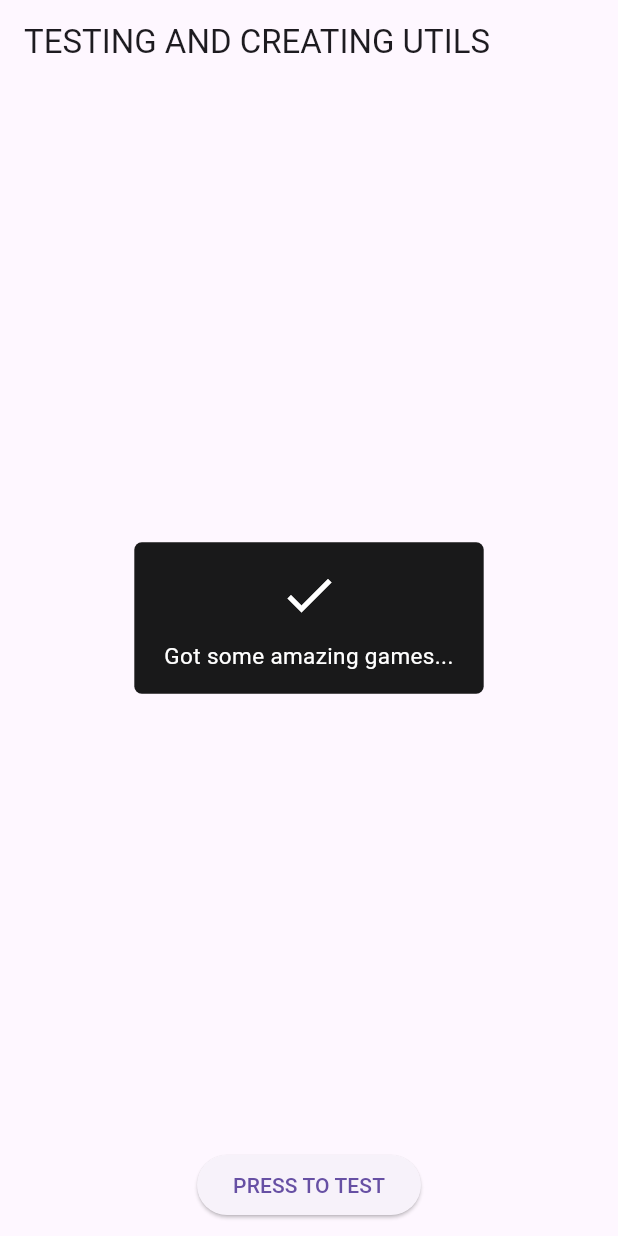
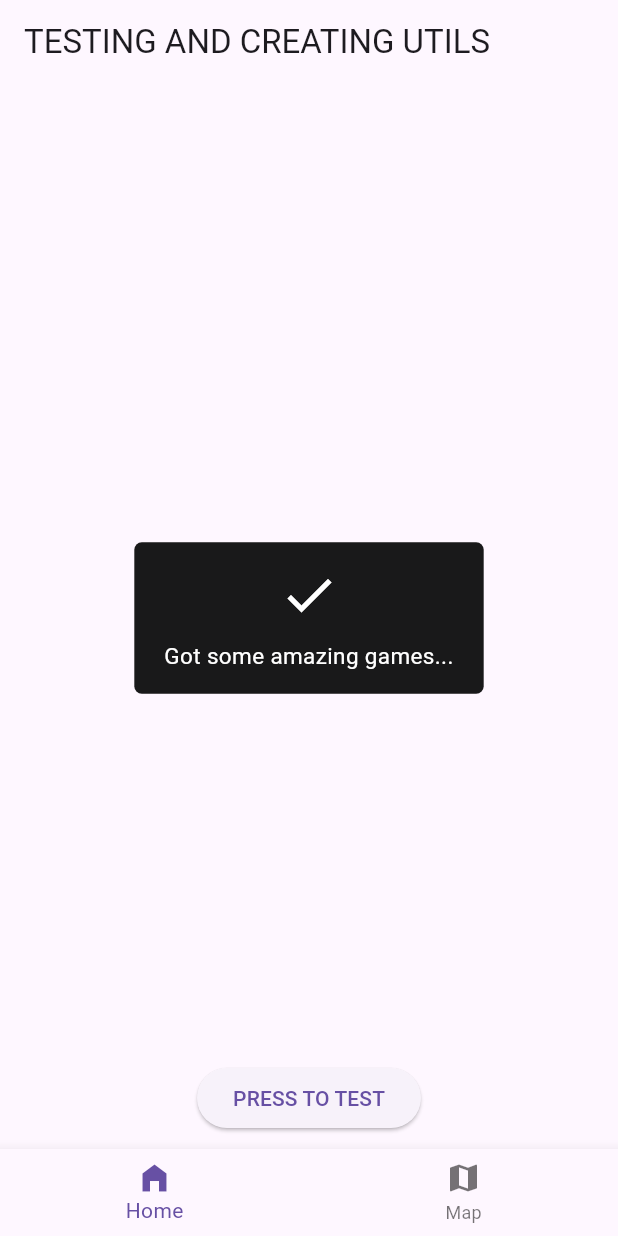
Before and after one commit to tmbmnadim/utilities, a Flutter app: the screen it shows after launch, after a tap on "PRESS TO TEST", on a phone screen of 412 x 824 dp. Run offline on Flutter 3.47's test engine with Material 3 defaults, Android fonts, the phone set to English and light mode, and no system bars; our stand-ins replace flutter_easyloading, geolocator, get, google_maps_flutter, permission_handler; network calls fail.

Commit message:
Map 1.0.0

```diff
--- /dev/null
+++ b/lib/controllers/home_controller.dart
@@ -0,0 +1,31 @@
+import 'package:flutter/material.dart';
+import 'package:get/get.dart';
+import 'package:utilities/view/homepage.dart';
+import 'package:utilities/view/map_page.dart';
+
+class HomeBinding extends Bindings {
+  @override
+  void dependencies() {
+    Get.put(HomeController());
+  }
+}
+
+class HomeController extends GetxController {
+  PageController pageController = PageController();
+
+  final List<Widget> _pages = [Homepage(), MapPage()];
+
+  List<Widget> get pages => _pages;
+
+  final RxInt _currentIndex = 0.obs;
+  int get currentIndex => _currentIndex.value;
+
+  void animateToPage(int index) {
+    _currentIndex.value = index;
+    pageController.animateToPage(
+      index,
+      duration: Durations.medium1,
+      curve: Curves.linear,
+    );
+  }
+}
--- /dev/null
+++ b/lib/controllers/location_controller.dart
@@ -0,0 +1,65 @@
+import 'dart:developer';
+
+import 'package:geolocator/geolocator.dart';
+import 'package:get/get.dart';
+import 'package:google_maps_flutter/google_maps_flutter.dart';
+
+class LocationController extends GetxController {
+  bool _fetchingLocation = false;
+  String _error = "";
+  Position? _currentPosition;
+  CameraPosition _cameraPosition = CameraPosition(target: LatLng(0, 0));
+  GoogleMapController? _googleMapController;
+
+  LatLng get currentLatLang =>
+      LatLng(_currentPosition?.latitude ?? 0, _currentPosition?.longitude ?? 0);
+
+  CameraPosition get cameraPosition => CameraPosition(target: currentLatLang, zoom: 14.5);
+
+  bool get locationLoading => _fetchingLocation && _currentPosition == null;
+  bool get locationNotFound => _currentPosition == null && !_fetchingLocation;
+  bool get locationFetched => _currentPosition != null;
+  String get errorMessage => _error;
+
+  GoogleMapController? get mapController => _googleMapController;
+
+  Future<void> getCurrentLocation() async {
+    try {
+      _fetchingLocation = true;
+      bool serviceEnabled = await Geolocator.isLocationServiceEnabled();
+      if (!serviceEnabled) return;
+
+      LocationPermission permission = await Geolocator.checkPermission();
+      if (permission == LocationPermission.denied) {
+        permission = await Geolocator.requestPermission();
+      }
+
+      _currentPosition = await Geolocator.getCurrentPosition(
+        locationSettings: LocationSettings(accuracy: LocationAccuracy.medium),
+      );
+      animateTo(currentLatLang);
+      _fetchingLocation = false;
+    } catch (e) {
+      _error = e.toString();
+      log(e.toString());
+      _fetchingLocation = false;
+    }
+    update();
+  }
+
+  Future<void> animateTo(LatLng pos) async {
+    try {
+      if (_googleMapController == null || _currentPosition == null) return;
+      await _googleMapController!.animateCamera(
+        CameraUpdate.newCameraPosition(cameraPosition),
+      );
+    } catch (e) {
+      _error = e.toString();
+      log(e.toString());
+    }
+  }
+
+  Future<void> onMapCreated(GoogleMapController controller) async {
+    _googleMapController = controller;
+  }
+}
--- /dev/null
+++ b/lib/controllers/permission_controller.dart
@@ -0,0 +1,39 @@
+import 'dart:developer';
+
+import 'package:get/get.dart';
+import 'package:permission_handler/permission_handler.dart';
+
+class PermissionController extends GetxController {
+  PermissionController() {
+    _initialize();
+  }
+  late PermissionStatus _location;
+  String _errorMessage = "Nothing to report!";
+
+  PermissionStatus get location => _location;
+  String get errorMessage => _errorMessage;
+
+  Future<void> _initialize() async {
+    _location = await Permission.locationWhenInUse.status;
+  }
+
+  Future<void> getLocationPermissions() async {
+    try {
+      _location = await _checkAndRequest(Permission.locationWhenInUse);
+    } catch (e) {
+      log(e.toString());
+    }
+  }
+
+  Future<PermissionStatus> _checkAndRequest(
+    PermissionWithService service,
+  ) async {
+    final status = await service.status;
+    if (!status.isGranted) {
+      await service.request();
+    } else if (!status.isPermanentlyDenied) {
+      _errorMessage = "${service.toString()} permission is permanently denied";
+    }
+    return await service.status;
+  }
+}
--- a/lib/main.dart
+++ b/lib/main.dart
@@ -1,7 +1,9 @@
 import 'package:flutter/material.dart';
 import 'package:flutter_easyloading/flutter_easyloading.dart';
-
-import './home/home.dart';
+import 'package:get/get.dart';
+import 'package:utilities/controllers/location_controller.dart';
+import 'package:utilities/controllers/permission_controller.dart';
+import 'package:utilities/routes/routes.dart';
 
 void main() {
   runApp(UtilitiesApp());
@@ -12,10 +14,13 @@ class UtilitiesApp extends StatelessWidget {
 
   @override
   Widget build(BuildContext context) {
-    return MaterialApp(
+    Get.put(PermissionController(), permanent: true);
+    Get.put(LocationController(), permanent: true);
+    return GetMaterialApp(
       title: "Utilities App",
       builder: EasyLoading.init(),
-      home: Home(),
+      initialRoute: AppPages.initial,
+      getPages: AppPages.routes,
     );
   }
 }
--- /dev/null
+++ b/lib/routes/routes.dart
@@ -0,0 +1,31 @@
+// /c:/Users/mansu/Documents/Projects/flutter_utils/utilities/lib/routes/routes.dart
+import 'package:flutter/material.dart';
+import 'package:get/get.dart';
+import 'package:utilities/controllers/home_controller.dart';
+import 'package:utilities/view/home.dart';
+import 'package:utilities/view/homepage.dart';
+import 'package:utilities/view/map_page.dart';
+
+/// Simple GetX routes setup with example pages and binding.
+/// Replace placeholder pages/controllers with real implementations.
+
+class Routes {
+  static const String home = '/';
+  static const String homepage = '/homepage';
+  static const String mapPage = '/map';
+}
+
+class AppPages {
+  static const String initial = Routes.home;
+
+  // register all pages here
+  static final List<GetPage<dynamic>> routes = [
+    GetPage(
+      name: Routes.home,
+      page: () => const Home(),
+      binding: HomeBinding(),
+    ),
+    GetPage(name: Routes.homepage, page: () => Homepage()),
+    GetPage(name: Routes.mapPage, page: () => MapPage()),
+  ];
+}
--- /dev/null
+++ b/lib/view/home.dart
@@ -0,0 +1,56 @@
+import 'package:flutter/material.dart';
+import 'package:flutter_easyloading/flutter_easyloading.dart';
+import 'package:get/get.dart';
+import 'package:permission_handler/permission_handler.dart';
+import 'package:utilities/controllers/home_controller.dart';
+import 'package:utilities/controllers/permission_controller.dart';
+
+class Home extends StatefulWidget {
+  const Home({super.key});
+
+  @override
+  State<Home> createState() => _HomeState();
+}
+
+class _HomeState extends State<Home> {
+  final homeCtrl = Get.find<HomeController>();
+  final permissionCtrl = Get.find<PermissionController>();
+
+  @override
+  void initState() {
+    super.initState();
+    permissionCtrl.getLocationPermissions();
+  }
+
+  @override
+  Widget build(BuildContext context) {
+    return Scaffold(
+      appBar: AppBar(title: Text("TESTING AND CREATING UTILS")),
+      body: PageView(
+        physics: NeverScrollableScrollPhysics(),
+        controller: homeCtrl.pageController,
+        children: homeCtrl.pages,
+      ),
+      bottomNavigationBar: Obx(() {
+        return BottomNavigationBar(
+          currentIndex: homeCtrl.currentIndex,
+          onTap: (value) {
+            if (!permissionCtrl.location.isGranted && value == 1) {
+              permissionCtrl.getLocationPermissions();
+              EasyLoading.showError("Location Permission is required!");
+              return;
+            }
+            homeCtrl.animateToPage(value);
+          },
+          items: [
+            BottomNavigationBarItem(
+              icon: Icon(Icons.home_filled),
+              label: "Home",
+            ),
+            BottomNavigationBarItem(icon: Icon(Icons.map), label: "Map"),
+          ],
+        );
+      }),
+    );
+  }
+}
--- a/lib/home/home.dart
+++ b/lib/view/homepage.dart
@@ -1,18 +1,15 @@
 import 'package:flutter/material.dart';
-import 'package:flutter_easyloading/flutter_easyloading.dart';
 import 'package:get/get.dart';
 import 'package:utilities/controllers/test_controller.dart';
 import 'package:utilities/utils/controller_utils.dart';
 
-class Home extends StatelessWidget {
-  const Home({super.key});
+class Homepage extends StatelessWidget {
+  const Homepage({super.key});
 
   @override
   Widget build(BuildContext context) {
     final testCtrl = Get.put(TestController());
-    // final testState = testCtrl.state;
     return Scaffold(
-      appBar: AppBar(title: Text("TESTING AND CREATING UTILS")),
       body: Obx(() {
         ControllerUtils.showGameStatus(testCtrl.status);
         return Column(
@@ -33,7 +30,7 @@ class Home extends StatelessWidget {
               },
               child: Text("PRESS TO TEST"),
             ),
-            SizedBox(height: 10)
+            SizedBox(height: 10),
           ],
         );
       }),
--- /dev/null
+++ b/lib/view/map_page.dart
@@ -0,0 +1,84 @@
+import 'package:flutter/material.dart';
+import 'package:get/get.dart';
+import 'package:google_maps_flutter/google_maps_flutter.dart';
+import 'package:utilities/controllers/location_controller.dart';
+
+class MapPage extends StatefulWidget {
+  const MapPage({super.key});
+
+  @override
+  State<MapPage> createState() => _MapPageState();
+}
+
+class _MapPageState extends State<MapPage> {
+  final locationCtrl = Get.find<LocationController>();
+  @override
+  void initState() {
+    super.initState();
+    locationCtrl.getCurrentLocation();
+  }
+
+  @override
+  Widget build(BuildContext context) {
+    final screen = MediaQuery.of(context).size;
+    return Scaffold(
+      backgroundColor: Color(0xFFFFFFE4),
+      body: GetBuilder<LocationController>(
+        builder: (ctrl) {
+          return Column(
+            crossAxisAlignment: CrossAxisAlignment.center,
+            mainAxisAlignment: MainAxisAlignment.center,
+            children: [
+              SizedBox(width: double.infinity),
+              if (ctrl.locationLoading)
+                Column(
+                  mainAxisSize: MainAxisSize.min,
+                  crossAxisAlignment: CrossAxisAlignment.center,
+                  spacing: 10,
+                  children: [
+                    CircularProgressIndicator.adaptive(),
+                    Text(
+                      "Fetching location...",
+                      textAlign: TextAlign.center,
+                      style: TextStyle(
+                        fontSize: 18,
+                        fontWeight: FontWeight.w600,
+                        color: Colors.black,
+                      ),
+                    ),
+                  ],
+                )
+              else if (ctrl.locationNotFound)
+                Text(
+                  "Couldn't get location!",
+                  textAlign: TextAlign.center,
+                  style: TextStyle(
+                    fontSize: 18,
+                    fontWeight: FontWeight.w600,
+                    color: Colors.redAccent,
+                  ),
+                )
+              else if (ctrl.locationFetched)
+                Expanded(
+                  child: GoogleMap(
+                    initialCameraPosition: ctrl.cameraPosition,
+                    onMapCreated: ctrl.onMapCreated,
+                  ),
+                )
+              else
+                Text(
+                  "Location was not initialized!",
+                  textAlign: TextAlign.center,
+                  style: TextStyle(
+                    fontSize: 18,
+                    fontWeight: FontWeight.w600,
+                    color: Colors.redAccent,
+                  ),
+                ),
+            ],
+          );
+        },
+      ),
+    );
+  }
+}
--- a/pubspec.yaml
+++ b/pubspec.yaml
@@ -43,6 +43,9 @@ dependencies:
   flutter_easyloading: ^3.0.5
   http: ^1.5.0
   equatable: ^2.0.7
+  google_maps_flutter: ^2.13.1
+  permission_handler: ^12.0.1
+  geolocator: ^14.0.2
 
 dev_dependencies:
   flutter_test:
```
Also changed, not shown: pubspec.lock, 3 other files.
